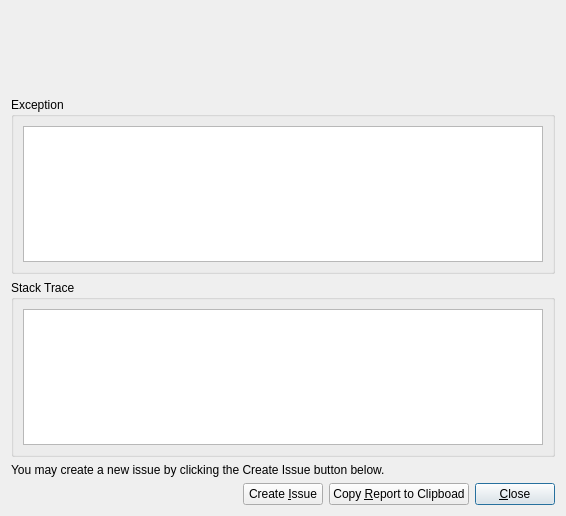
The window that src/UserInterface/src/Dialog/TerminationDialog.ui (till213/SkyDolly) describes before a commit, drawn with Qt 5.
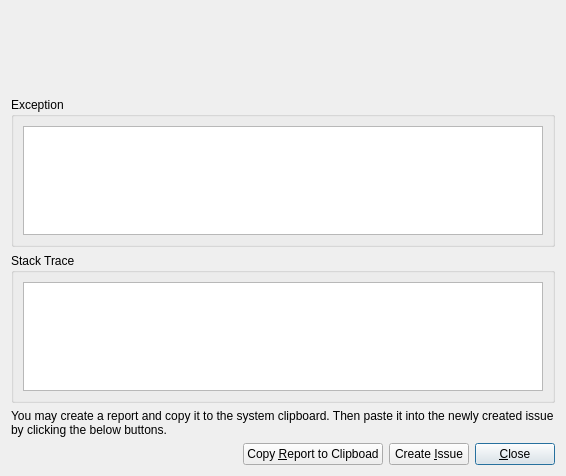
The same window after the commit.

Commit message: Add plugin paths to report

Patch:
```diff
--- a/src/UserInterface/src/Dialog/TerminationDialog.ui
+++ b/src/UserInterface/src/Dialog/TerminationDialog.ui
@@ -7,7 +7,7 @@
     <x>0</x>
     <y>0</y>
     <width>566</width>
-    <height>516</height>
+    <height>476</height>
    </rect>
   </property>
   <property name="windowTitle">
@@ -118,7 +118,7 @@
       </size>
      </property>
      <property name="text">
-      <string>You may create a new issue by clicking the Create Issue button below.</string>
+      <string>You may create a report and copy it to the system clipboard. Then paste it into the newly created issue by clicking the below buttons.</string>
      </property>
      <property name="wordWrap">
       <bool>true</bool>
@@ -140,16 +140,6 @@
        </property>
       </spacer>
      </item>
-     <item>
-      <widget class="QPushButton" name="createIssueButton">
-       <property name="text">
-        <string>Create &amp;Issue</string>
-       </property>
-       <property name="autoDefault">
-        <bool>false</bool>
-       </property>
-      </widget>
-     </item>
      <item>
       <widget class="QPushButton" name="copyReportButton">
        <property name="text">
@@ -160,6 +150,16 @@
        </property>
       </widget>
      </item>
+     <item>
+      <widget class="QPushButton" name="createIssueButton">
+       <property name="text">
+        <string>Create &amp;Issue</string>
+       </property>
+       <property name="autoDefault">
+        <bool>false</bool>
+       </property>
+      </widget>
+     </item>
      <item>
       <widget class="QPushButton" name="closeButton">
        <property name="text">
```
The commit also changes 10 other files.
